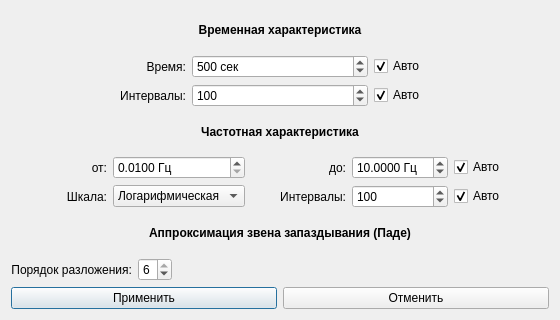
The window that ui/dialogs/mod-par-dialog.ui (VadmanBat/reg-valve) describes before a commit, drawn with Qt 5.
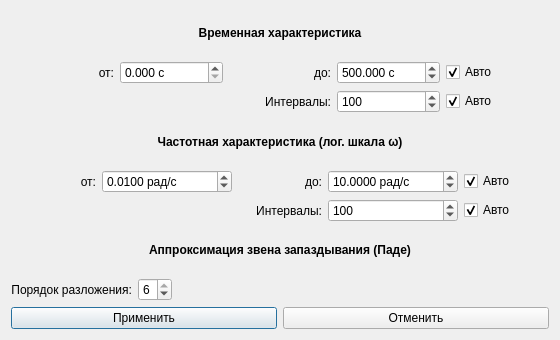
The same window after the commit.

```diff
--- a/ui/dialogs/mod-par-dialog.ui
+++ b/ui/dialogs/mod-par-dialog.ui
@@ -7,7 +7,7 @@
     <x>0</x>
     <y>0</y>
     <width>560</width>
-    <height>320</height>
+    <height>340</height>
    </rect>
   </property>
   <property name="windowTitle">
@@ -32,7 +32,7 @@
      <item row="0" column="0">
       <widget class="QLabel" name="simTimeLabel">
        <property name="text">
-        <string>Время:</string>
+        <string>от:</string>
        </property>
        <property name="alignment">
         <set>Qt::AlignRight|Qt::AlignVCenter</set>
@@ -40,23 +40,55 @@
       </widget>
      </item>
      <item row="0" column="1">
-      <widget class="QSpinBox" name="simTimeSpinBox">
+      <widget class="QDoubleSpinBox" name="timeMinSpinBox">
        <property name="suffix">
-        <string> сек</string>
+        <string> с</string>
+       </property>
+       <property name="decimals">
+        <number>3</number>
        </property>
        <property name="minimum">
-        <number>10</number>
+        <double>0.000000000000000</double>
        </property>
        <property name="maximum">
-        <number>10000</number>
+        <double>100000.000000000000000</double>
        </property>
        <property name="value">
-        <number>500</number>
+        <double>0.000000000000000</double>
        </property>
       </widget>
      </item>
      <item row="0" column="2">
-      <widget class="QCheckBox" name="autoSimTimeCheckBox">
+      <widget class="QLabel" name="timeMaxLabel">
+       <property name="text">
+        <string>до:</string>
+       </property>
+       <property name="alignment">
+        <set>Qt::AlignRight|Qt::AlignVCenter</set>
+       </property>
+      </widget>
+     </item>
+     <item row="0" column="3">
+      <widget class="QDoubleSpinBox" name="timeMaxSpinBox">
+       <property name="suffix">
+        <string> с</string>
+       </property>
+       <property name="decimals">
+        <number>3</number>
+       </property>
+       <property name="minimum">
+        <double>0.001000000000000</double>
+       </property>
+       <property name="maximum">
+        <double>100000.000000000000000</double>
+       </property>
+       <property name="value">
+        <double>500.000000000000000</double>
+       </property>
+      </widget>
+     </item>
+     <item row="0" column="4">
+      <widget class="QCheckBox" name="autoTimeRangeCheckBox">
        <property name="text">
         <string>Авто</string>
        </property>
@@ -65,7 +97,7 @@
        </property>
       </widget>
      </item>
-     <item row="1" column="0">
+     <item row="1" column="2">
       <widget class="QLabel" name="timeIntervalsLabel">
        <property name="text">
         <string>Интервалы:</string>
@@ -75,20 +107,20 @@
        </property>
       </widget>
      </item>
-     <item row="1" column="1">
+     <item row="1" column="3">
       <widget class="QSpinBox" name="timeIntervalsSpinBox">
        <property name="minimum">
         <number>10</number>
        </property>
        <property name="maximum">
-        <number>2000</number>
+        <number>5000</number>
        </property>
        <property name="value">
         <number>100</number>
        </property>
       </widget>
      </item>
-     <item row="1" column="2">
+     <item row="1" column="4">
       <widget class="QCheckBox" name="autoTimeIntervalsCheckBox">
        <property name="text">
         <string>Авто</string>
@@ -103,7 +135,7 @@
    <item>
     <widget class="QLabel" name="freqTitleLabel">
      <property name="text">
-      <string>Частотная характеристика</string>
+      <string>Частотная характеристика (лог. шкала ω)</string>
      </property>
      <property name="alignment">
       <set>Qt::AlignCenter</set>
@@ -128,16 +160,16 @@
      <item row="0" column="1">
       <widget class="QDoubleSpinBox" name="freqMinSpinBox">
        <property name="suffix">
-        <string> Гц</string>
+        <string> рад/с</string>
        </property>
        <property name="decimals">
         <number>4</number>
        </property>
        <property name="minimum">
-        <double>0.010000000000000</double>
+        <double>0.000100000000000</double>
        </property>
        <property name="maximum">
-        <double>200.000000000000000</double>
+        <double>100000.000000000000000</double>
        </property>
        <property name="value">
         <double>0.010000000000000</double>
@@ -157,16 +189,16 @@
      <item row="0" column="3">
       <widget class="QDoubleSpinBox" name="freqMaxSpinBox">
        <property name="suffix">
-        <string> Гц</string>
+        <string> рад/с</string>
        </property>
        <property name="decimals">
         <number>4</number>
        </property>
        <property name="minimum">
-        <double>0.010000000000000</double>
+        <double>0.000100000000000</double>
        </property>
        <property name="maximum">
-        <double>200.000000000000000</double>
+        <double>100000.000000000000000</double>
        </property>
        <property name="value">
         <double>10.000000000000000</double>
@@ -183,30 +215,6 @@
        </property>
       </widget>
      </item>
-     <item row="1" column="0">
-      <widget class="QLabel" name="freqScaleLabel">
-       <property name="text">
-        <string>Шкала:</string>
-       </property>
-       <property name="alignment">
-        <set>Qt::AlignRight|Qt::AlignVCenter</set>
-       </property>
-      </widget>
-     </item>
-     <item row="1" column="1">
-      <widget class="QComboBox" name="freqScaleComboBox">
-       <item>
-        <property name="text">
-         <string>Логарифмическая</string>
-        </property>
-       </item>
-       <item>
-        <property name="text">
-         <string>Линейная</string>
-        </property>
-       </item>
-      </widget>
-     </item>
      <item row="1" column="2">
       <widget class="QLabel" name="freqIntervalsLabel">
        <property name="text">
@@ -223,7 +231,7 @@
         <number>2</number>
        </property>
        <property name="maximum">
-        <number>2000</number>
+        <number>5000</number>
        </property>
        <property name="value">
         <number>100</number>
```
Left out of the diff: 2 changed lines with no effect on the pictures.
